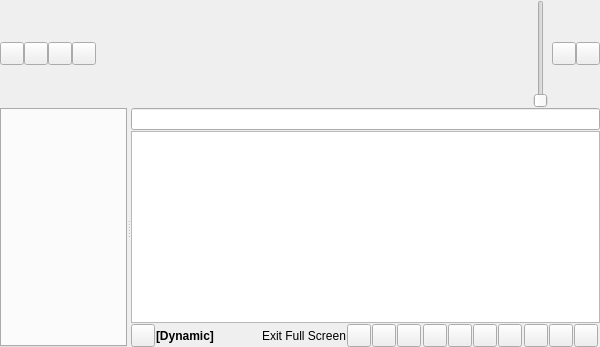
This is gui/mainwindow.ui in CDrummond/cantata as Qt 5 draws it before an edit. The edited form follows.
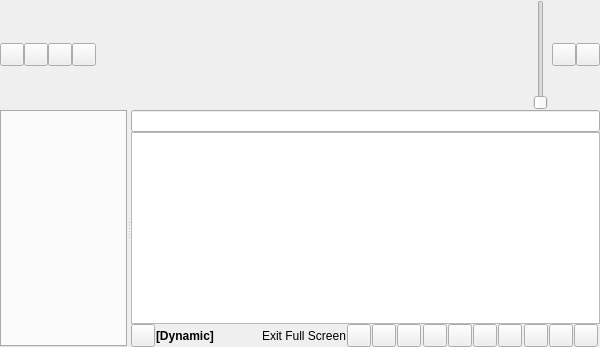
This is the edited form. Custom widgets are drawn as their Qt base class.

```diff
--- a/gui/mainwindow.ui
+++ b/gui/mainwindow.ui
@@ -147,7 +147,7 @@
        </property>
        <layout class="QVBoxLayout" name="playQueueLayout">
         <property name="spacing">
-         <number>1</number>
+         <number>0</number>
         </property>
         <property name="margin">
          <number>0</number>
```
Left out of the diff: 6 changed lines with no effect on the pictures.
